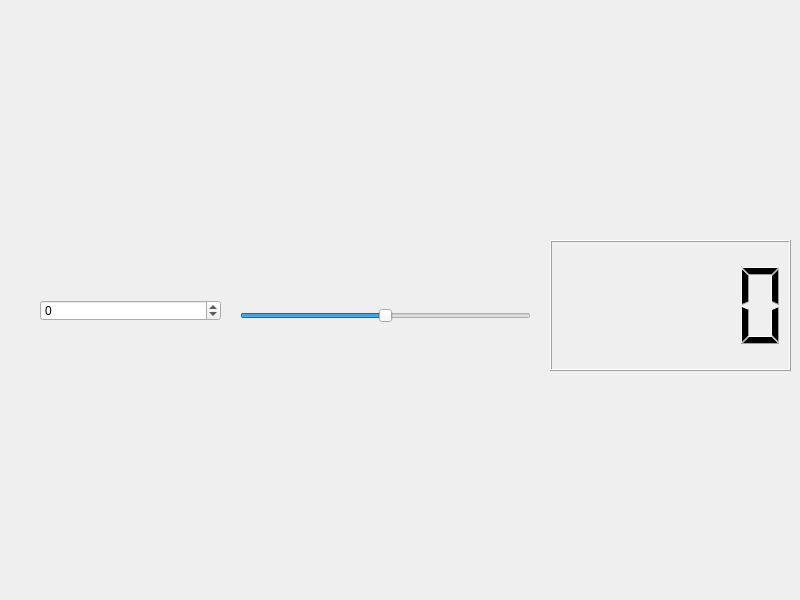
The window that widget.ui (tingxinchen/spinbox) describes before a commit, drawn with Qt 5.
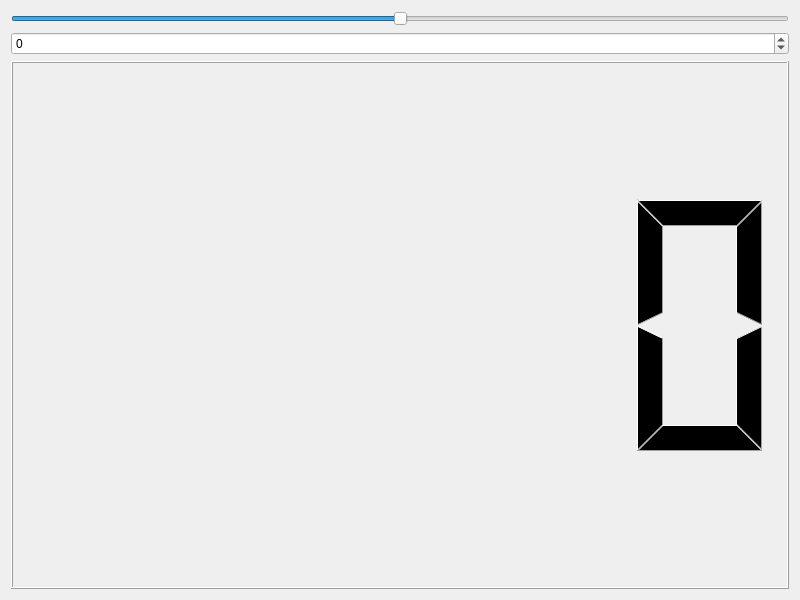
The same window after the commit.

Commit message: Project completed

The edit to the form file:
```diff
--- a/widget.ui
+++ b/widget.ui
@@ -13,34 +13,11 @@
   <property name="windowTitle">
    <string>Widget</string>
   </property>
-  <widget class="QSpinBox" name="spinBox">
-   <property name="geometry">
-    <rect>
-     <x>40</x>
-     <y>300</y>
-     <width>181</width>
-     <height>21</height>
-    </rect>
-   </property>
-   <property name="minimum">
-    <number>-100</number>
-   </property>
-   <property name="maximum">
-    <number>100</number>
-   </property>
-   <property name="displayIntegerBase">
-    <number>10</number>
-   </property>
-  </widget>
+  <layout class="QVBoxLayout" name="verticalLayout_2">
+   <item>
+    <layout class="QVBoxLayout" name="verticalLayout">
+     <item>
   <widget class="QSlider" name="horizontalSlider">
-   <property name="geometry">
-    <rect>
-     <x>240</x>
-     <y>290</y>
-     <width>291</width>
-     <height>51</height>
-    </rect>
-   </property>
    <property name="minimum">
     <number>-100</number>
    </property>
@@ -51,16 +28,26 @@
     <enum>Qt::Orientation::Horizontal</enum>
    </property>
   </widget>
-  <widget class="QLCDNumber" name="lcdNumber">
-   <property name="geometry">
-    <rect>
-     <x>550</x>
-     <y>240</y>
-     <width>241</width>
-     <height>131</height>
-    </rect>
-   </property>
-  </widget>
+     </item>
+     <item>
+      <widget class="QSpinBox" name="spinBox">
+       <property name="minimum">
+        <number>-100</number>
+       </property>
+       <property name="maximum">
+        <number>100</number>
+       </property>
+       <property name="displayIntegerBase">
+        <number>10</number>
+       </property>
+      </widget>
+     </item>
+     <item>
+      <widget class="QLCDNumber" name="lcdNumber"/>
+     </item>
+    </layout>
+   </item>
+  </layout>
  </widget>
  <resources/>
  <connections>
```
Lines whose indentation alone changed are shown as unchanged.
